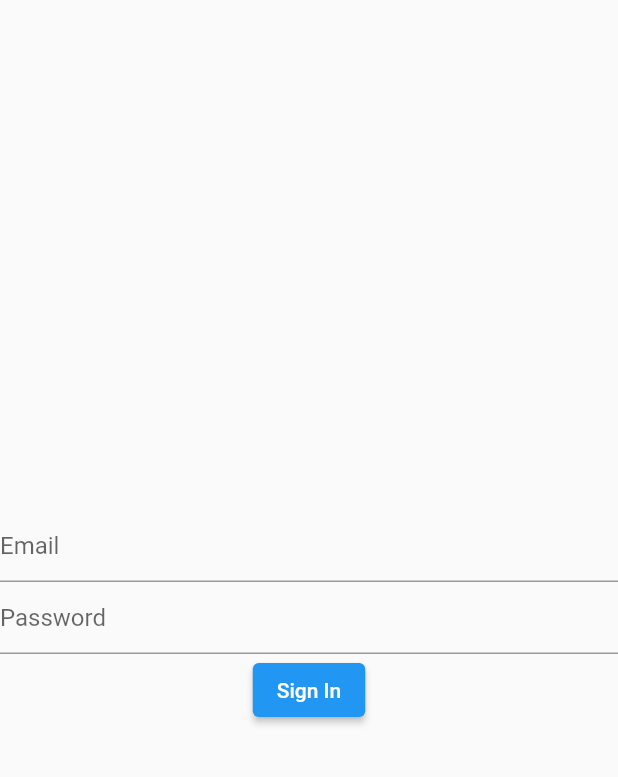
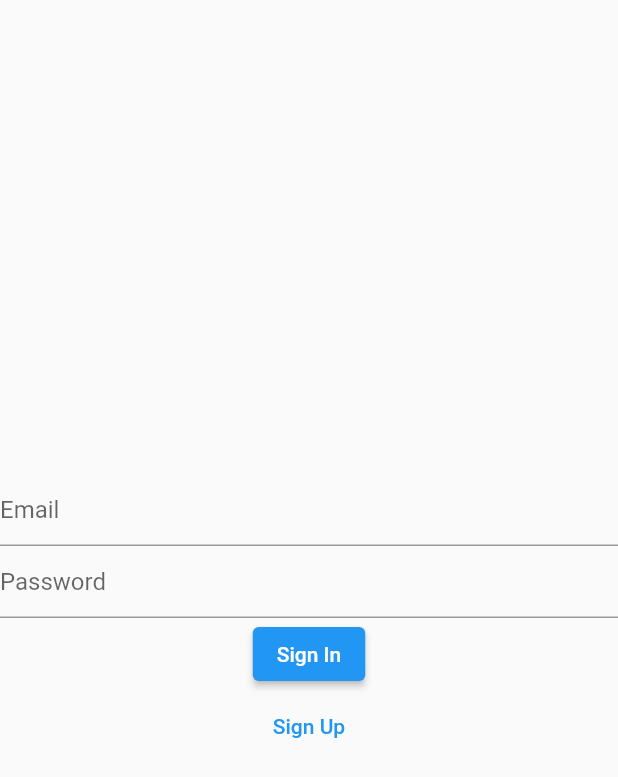
Before and after one commit to MamikonP/scale3c, a Flutter app: the screen it shows after launch, on a phone screen of 412 x 824 dp. Shown: the top 777 px of the screen. Run offline on Flutter 3.47's test engine with Material 2 defaults, Android fonts, the light colour scheme and no system bars; our stand-ins replace firebase_auth, firebase_core, get_it, go_router; accounts and stored records are empty.

Commit message:
Implemented firebase sign up with email.

```diff
--- a/scale3c/lib/app.dart
+++ b/scale3c/lib/app.dart
@@ -1,24 +1,17 @@
 import 'package:flutter/material.dart';
-import 'package:get_it/get_it.dart';
-import 'domain/usecases/email_sigin_firebase/email_signin_firebase.dart';
-import 'domain/usecases/firebase_sign_out/firebase_sign_out.dart';
-import 'view/pages/sign_in/sign_in_page.dart';
+import 'shared/navigation/routes.dart';
 
 class App extends StatelessWidget {
   const App({super.key});
 
   @override
   Widget build(BuildContext context) {
-    return MaterialApp(
+    return MaterialApp.router(
       title: 'Flutter Demo',
       theme: ThemeData(
         primarySwatch: Colors.blue,
       ),
-      home: SignInPage(
-        emailSigninFirebaseUseCase:
-            GetIt.instance.get<EmailSigninFirebaseUseCase>(),
-        firebaseSignOutUseCase: GetIt.instance.get<FirebaseSignOutUseCase>(),
-      ),
+      routerConfig: router,
     );
   }
 }
--- a/scale3c/lib/di/domain_modules.dart
+++ b/scale3c/lib/di/domain_modules.dart
@@ -1,7 +1,10 @@
 import 'package:get_it/get_it.dart';
+
 import '../domain/repositories/auth/firebase_auth_repository.dart';
 import '../domain/usecases/email_sigin_firebase/email_signin_firebase.dart';
 import '../domain/usecases/email_sigin_firebase/email_signin_firebase_impl.dart';
+import '../domain/usecases/email_signup_firebase/email_sign_up_firebase.dart';
+import '../domain/usecases/email_signup_firebase/email_sign_up_firebase_impl.dart';
 import '../domain/usecases/firebase_sign_out/firebase_sign_out.dart';
 import '../domain/usecases/firebase_sign_out/firebase_sign_out_impl.dart';
 
@@ -10,6 +13,8 @@ final GetIt _get = GetIt.instance;
 List<void> domainModules = <void>[
   _get.registerFactory<EmailSigninFirebaseUseCase>(() =>
       EmailSigninFirebaseUseCaseImpl(_get.get<IFirebaseAuthRepository>())),
+  _get.registerFactory<EmailSignupFirebaseUseCase>(() =>
+      EmailSignupFirebaseUseCaseImpl(_get.get<IFirebaseAuthRepository>())),
   _get.registerFactory<FirebaseSignOutUseCase>(
       () => FirebaseSignOutUseCaseImpl(_get.get<IFirebaseAuthRepository>())),
 ];
--- a/scale3c/lib/domain/repositories/auth/firebase_auth_repository.dart
+++ b/scale3c/lib/domain/repositories/auth/firebase_auth_repository.dart
@@ -1,4 +1,5 @@
 abstract class IFirebaseAuthRepository {
   Future<void> signInWithEmailPassword(String email, String password);
+  Future<void> signUpWithEmailPassword(String email, String password);
   Future<void> signOut();
 }
--- /dev/null
+++ b/scale3c/lib/domain/usecases/email_signup_firebase/email_sign_up_firebase.dart
@@ -0,0 +1,3 @@
+abstract class EmailSignupFirebaseUseCase {
+  Future<void> call(String email, String password);
+}
--- /dev/null
+++ b/scale3c/lib/shared/navigation/route_name.dart
@@ -0,0 +1,5 @@
+abstract class RouteName {
+  static const String root = '/';
+  static const String signIn = '/sign-in';
+  static const String signUp = '/sign-up';
+}
--- /dev/null
+++ b/scale3c/lib/shared/navigation/routes.dart
@@ -0,0 +1,36 @@
+import 'package:flutter/material.dart';
+import 'package:get_it/get_it.dart';
+import 'package:go_router/go_router.dart';
+import '../../domain/usecases/email_sigin_firebase/email_signin_firebase.dart';
+import '../../domain/usecases/email_signup_firebase/email_sign_up_firebase.dart';
+import '../../domain/usecases/firebase_sign_out/firebase_sign_out.dart';
+import '../../view/pages/sign_in/sign_in_page.dart';
+import '../../view/pages/sign_up/sign_up_page.dart';
+import 'route_name.dart';
+
+final GetIt _it = GetIt.instance;
+
+GoRouter router = GoRouter(
+  routes: <RouteBase>[
+    GoRoute(
+      path: RouteName.root,
+      builder: (BuildContext context, GoRouterState state) => SignInPage(
+        emailSigninFirebaseUseCase: _it.get<EmailSigninFirebaseUseCase>(),
+        firebaseSignOutUseCase: _it.get<FirebaseSignOutUseCase>(),
+      ),
+    ),
+    GoRoute(
+      path: RouteName.signIn,
+      builder: (BuildContext context, GoRouterState state) => SignInPage(
+        emailSigninFirebaseUseCase: _it.get<EmailSigninFirebaseUseCase>(),
+        firebaseSignOutUseCase: _it.get<FirebaseSignOutUseCase>(),
+      ),
+    ),
+    GoRoute(
+      path: RouteName.signUp,
+      builder: (BuildContext context, GoRouterState state) => SignUpPage(
+        emailSignupFirebaseUseCase: _it.get<EmailSignupFirebaseUseCase>(),
+      ),
+    ),
+  ],
+);
--- /dev/null
+++ b/scale3c/lib/view/mixins/auth_controller_mixin.dart
@@ -0,0 +1,6 @@
+import 'package:flutter/material.dart';
+
+mixin AuthControllerMixin {
+  final TextEditingController emailController = TextEditingController();
+  final TextEditingController passwordController = TextEditingController();
+}
--- /dev/null
+++ b/scale3c/lib/view/pages/app_page.dart
@@ -0,0 +1,14 @@
+import 'package:flutter/material.dart';
+
+class AppPage extends StatelessWidget {
+  const AppPage({required this.body, super.key});
+
+  final Widget body;
+
+  @override
+  Widget build(BuildContext context) {
+    return Scaffold(
+      body: body,
+    );
+  }
+}
--- a/scale3c/lib/view/pages/sign_in/sign_in_content.dart
+++ b/scale3c/lib/view/pages/sign_in/sign_in_content.dart
@@ -1,17 +1,18 @@
 import 'package:flutter/material.dart';
+import 'package:go_router/go_router.dart';
 
 import '../../../domain/usecases/email_sigin_firebase/email_signin_firebase.dart';
+import '../../../shared/navigation/route_name.dart';
+import '../../mixins/auth_controller_mixin.dart';
 
 // Mock auth page
-class SignInContent extends StatelessWidget {
+class SignInContent extends StatelessWidget with AuthControllerMixin {
   SignInContent({
     required this.emailSigninFirebaseUseCase,
     super.key,
   });
 
   final EmailSigninFirebaseUseCase emailSigninFirebaseUseCase;
-  final TextEditingController _emailController = TextEditingController();
-  final TextEditingController _passwordController = TextEditingController();
 
   @override
   Widget build(BuildContext context) {
@@ -19,21 +20,27 @@ class SignInContent extends StatelessWidget {
       mainAxisAlignment: MainAxisAlignment.center,
       children: <Widget>[
         TextField(
-          controller: _emailController,
+          controller: emailController,
           decoration: const InputDecoration(hintText: 'Email'),
         ),
         TextField(
-          controller: _passwordController,
+          controller: passwordController,
           decoration: const InputDecoration(hintText: 'Password'),
         ),
         ElevatedButton(
           onPressed: _firebaseSignIn,
           child: const Text('Sign In'),
         ),
+        TextButton(
+          onPressed: () {
+            context.push(RouteName.signUp);
+          },
+          child: const Text('Sign Up'),
+        )
       ],
     );
   }
 
-  void _firebaseSignIn() => emailSigninFirebaseUseCase(
-      _emailController.text, _passwordController.text);
+  void _firebaseSignIn() =>
+      emailSigninFirebaseUseCase(emailController.text, passwordController.text);
 }
--- a/scale3c/lib/view/pages/sign_in/sign_in_page.dart
+++ b/scale3c/lib/view/pages/sign_in/sign_in_page.dart
@@ -4,6 +4,7 @@ import 'package:flutter/material.dart';
 import '../../../domain/usecases/email_sigin_firebase/email_signin_firebase.dart';
 import '../../../domain/usecases/firebase_sign_out/firebase_sign_out.dart';
 import '../../widgets/profile.dart';
+import '../app_page.dart';
 import 'sign_in_content.dart';
 
 class SignInPage extends StatelessWidget {
@@ -18,7 +19,7 @@ class SignInPage extends StatelessWidget {
 
   @override
   Widget build(BuildContext context) {
-    return Scaffold(
+    return AppPage(
       body: StreamBuilder<User?>(
         stream: FirebaseAuth.instance.authStateChanges(),
         builder: (BuildContext context, AsyncSnapshot<User?> snapshot) {
--- a/scale3c/pubspec.yaml
+++ b/scale3c/pubspec.yaml
@@ -15,6 +15,7 @@ dependencies:
   firebase_core: ^2.7.0
   firebase_auth: ^4.2.9
   get_it: ^7.2.0
+  go_router: ^6.2.0
 
 dev_dependencies:
   flutter_test:
```
Also changed, not shown: scale3c/lib/data/repositories/auth/firebase_auth_repository_impl.dart (+8 -0 lines), scale3c/lib/domain/usecases/email_signup_firebase/email_sign_up_firebase_impl.dart (added, +12 -0 lines), scale3c/lib/view/pages/sign_up/sign_up_content.dart (added, +35 -0 lines), scale3c/lib/view/pages/sign_up/sign_up_page.dart (added, +23 -0 lines), scale3c/pubspec.lock.
